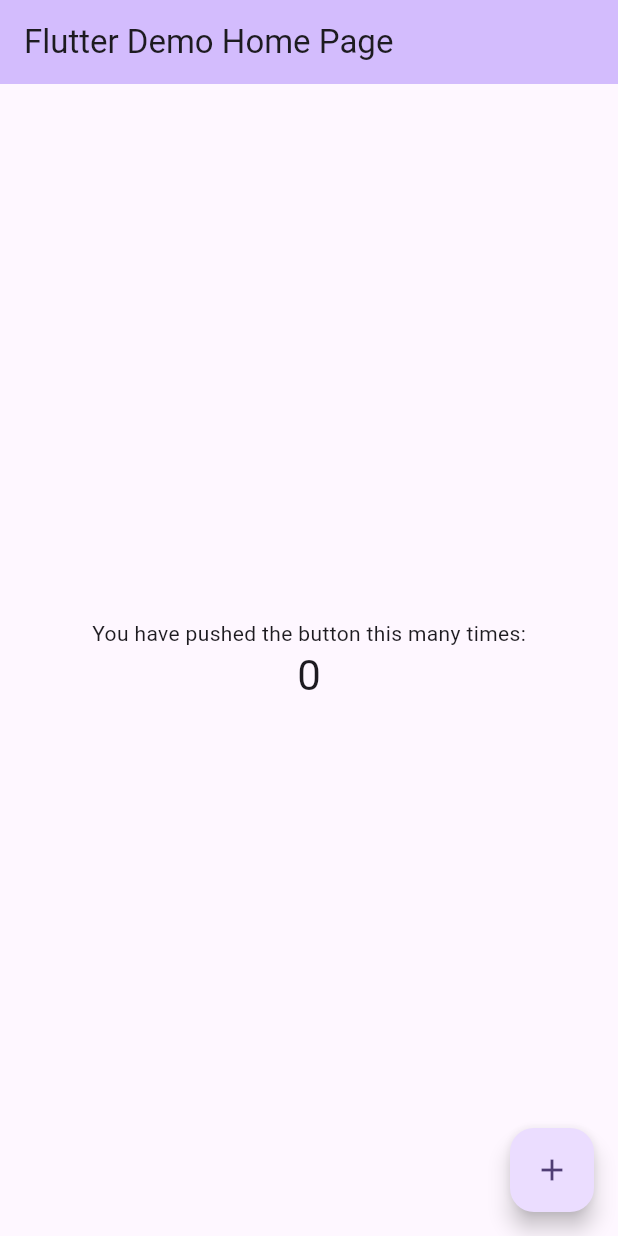
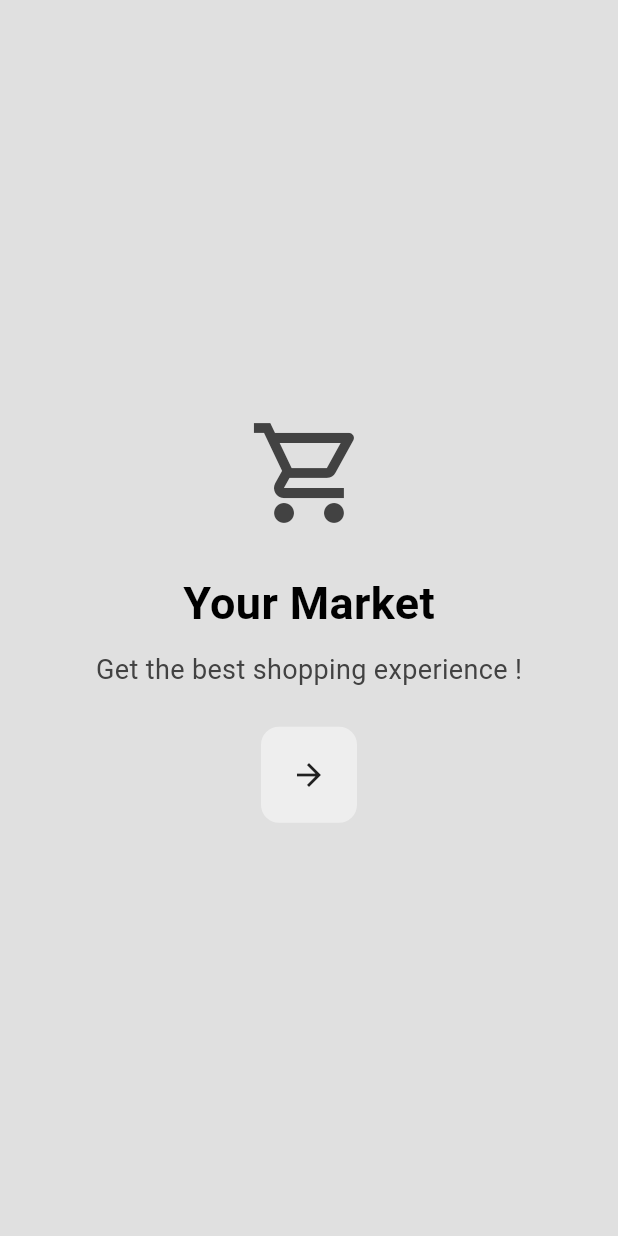
Before and after one commit to mojtabaSalama/shopApp, a Flutter app: the screen it shows after launch, on a phone screen of 412 x 824 dp. Run offline on Flutter 3.47's test engine with Material 3 defaults, Android fonts, the phone set to English and light mode, and no system bars.

Commit message:
intro page done

```diff
--- /dev/null
+++ b/lib/components/meterialButton.dart
@@ -0,0 +1,20 @@
+import 'package:flutter/material.dart';
+
+class MyButtun extends StatelessWidget {
+  final void Function() onTap;
+  final Widget child;
+  const MyButtun({super.key, required this.onTap, required this.child});
+
+  @override
+  Widget build(BuildContext context) {
+    return GestureDetector(
+      onTap: onTap,
+      child: Container(
+          decoration: BoxDecoration(
+              color: Theme.of(context).colorScheme.primary,
+              borderRadius: BorderRadius.circular(12)),
+          padding: const EdgeInsets.all(20),
+          child: child),
+    );
+  }
+}
--- a/lib/main.dart
+++ b/lib/main.dart
@@ -1,4 +1,6 @@
 import 'package:flutter/material.dart';
+import 'package:shop_app/pages/introPage.dart';
+import 'package:shop_app/theme/lightMode.dart';
 
 void main() {
   runApp(const MyApp());
@@ -7,119 +9,12 @@ void main() {
 class MyApp extends StatelessWidget {
   const MyApp({super.key});
 
-  // This widget is the root of your application.
   @override
   Widget build(BuildContext context) {
     return MaterialApp(
-      title: 'Flutter Demo',
-      theme: ThemeData(
-        // This is the theme of your application.
-        //
-        // TRY THIS: Try running your application with "flutter run". You'll see
-        // the application has a blue toolbar. Then, without quitting the app,
-        // try changing the seedColor in the colorScheme below to Colors.green
-        // and then invoke "hot reload" (save your changes or press the "hot
-        // reload" button in a Flutter-supported IDE, or press "r" if you used
-        // the command line to start the app).
-        //
-        // Notice that the counter didn't reset back to zero; the application
-        // state is not lost during the reload. To reset the state, use hot
-        // restart instead.
-        //
-        // This works for code too, not just values: Most code changes can be
-        // tested with just a hot reload.
-        colorScheme: ColorScheme.fromSeed(seedColor: Colors.deepPurple),
-        useMaterial3: true,
-      ),
-      home: const MyHomePage(title: 'Flutter Demo Home Page'),
+      debugShowCheckedModeBanner: false,
+      home: IntroPage(),
+      theme: lightMode,
     );
   }
 }
-
-class MyHomePage extends StatefulWidget {
-  const MyHomePage({super.key, required this.title});
-
-  // This widget is the home page of your application. It is stateful, meaning
-  // that it has a State object (defined below) that contains fields that affect
-  // how it looks.
-
-  // This class is the configuration for the state. It holds the values (in this
-  // case the title) provided by the parent (in this case the App widget) and
-  // used by the build method of the State. Fields in a Widget subclass are
-  // always marked "final".
-
-  final String title;
-
-  @override
-  State<MyHomePage> createState() => _MyHomePageState();
-}
-
-class _MyHomePageState extends State<MyHomePage> {
-  int _counter = 0;
-
-  void _incrementCounter() {
-    setState(() {
-      // This call to setState tells the Flutter framework that something has
-      // changed in this State, which causes it to rerun the build method below
-      // so that the display can reflect the updated values. If we changed
-      // _counter without calling setState(), then the build method would not be
-      // called again, and so nothing would appear to happen.
-      _counter++;
-    });
-  }
-
-  @override
-  Widget build(BuildContext context) {
-    // This method is rerun every time setState is called, for instance as done
-    // by the _incrementCounter method above.
-    //
-    // The Flutter framework has been optimized to make rerunning build methods
-    // fast, so that you can just rebuild anything that needs updating rather
-    // than having to individually change instances of widgets.
-    return Scaffold(
-      appBar: AppBar(
-        // TRY THIS: Try changing the color here to a specific color (to
-        // Colors.amber, perhaps?) and trigger a hot reload to see the AppBar
-        // change color while the other colors stay the same.
-        backgroundColor: Theme.of(context).colorScheme.inversePrimary,
-        // Here we take the value from the MyHomePage object that was created by
-        // the App.build method, and use it to set our appbar title.
-        title: Text(widget.title),
-      ),
-      body: Center(
-        // Center is a layout widget. It takes a single child and positions it
-        // in the middle of the parent.
-        child: Column(
-          // Column is also a layout widget. It takes a list of children and
-          // arranges them vertically. By default, it sizes itself to fit its
-          // children horizontally, and tries to be as tall as its parent.
-          //
-          // Column has various properties to control how it sizes itself and
-          // how it positions its children. Here we use mainAxisAlignment to
-          // center the children vertically; the main axis here is the vertical
-          // axis because Columns are vertical (the cross axis would be
-          // horizontal).
-          //
-          // TRY THIS: Invoke "debug painting" (choose the "Toggle Debug Paint"
-          // action in the IDE, or press "p" in the console), to see the
-          // wireframe for each widget.
-          mainAxisAlignment: MainAxisAlignment.center,
-          children: <Widget>[
-            const Text(
-              'You have pushed the button this many times:',
-            ),
-            Text(
-              '$_counter',
-              style: Theme.of(context).textTheme.headlineMedium,
-            ),
-          ],
-        ),
-      ),
-      floatingActionButton: FloatingActionButton(
-        onPressed: _incrementCounter,
-        tooltip: 'Increment',
-        child: const Icon(Icons.add),
-      ), // This trailing comma makes auto-formatting nicer for build methods.
-    );
-  }
-}
--- /dev/null
+++ b/lib/pages/introPage.dart
@@ -0,0 +1,45 @@
+import 'package:flutter/material.dart';
+import 'package:shop_app/components/meterialButton.dart';
+
+class IntroPage extends StatelessWidget {
+  const IntroPage({super.key});
+
+  @override
+  Widget build(BuildContext context) {
+    return Scaffold(
+      backgroundColor: Theme.of(context).colorScheme.background,
+      body: Center(
+        child: Column(
+          mainAxisAlignment: MainAxisAlignment.center,
+          children: [
+            Icon(
+              Icons.shopping_cart_outlined,
+              size: 80,
+              color: Theme.of(context).colorScheme.inversePrimary,
+            ),
+            const SizedBox(
+              height: 25,
+            ),
+            const Text(
+              "Your Market",
+              style: TextStyle(fontSize: 30, fontWeight: FontWeight.bold),
+            ),
+            const SizedBox(
+              height: 10,
+            ),
+            Text(
+              "Get the best shopping experience !",
+              style: TextStyle(
+                  fontSize: 18,
+                  color: Theme.of(context).colorScheme.inversePrimary),
+            ),
+            const SizedBox(
+              height: 25,
+            ),
+            MyButtun(onTap: () => {}, child: const Icon(Icons.arrow_forward))
+          ],
+        ),
+      ),
+    );
+  }
+}
--- /dev/null
+++ b/lib/theme/lightMode.dart
@@ -0,0 +1,9 @@
+import 'package:flutter/material.dart';
+
+ThemeData lightMode = ThemeData(
+    colorScheme: ColorScheme.light(
+  background: Colors.grey.shade300,
+  primary: Colors.grey.shade200,
+  secondary: Colors.white,
+  inversePrimary: Colors.grey.shade800,
+));
--- a/pubspec.yaml
+++ b/pubspec.yaml
@@ -32,13 +32,19 @@ dependencies:
     sdk: flutter
 
 
+
+
   # The following adds the Cupertino Icons font to your application.
   # Use with the CupertinoIcons class for iOS style icons.
   cupertino_icons: ^1.0.2
+  provider: ^6.1.2
+  http: ^1.1.0
+  jwt_decoder: ^2.0.1
 
 dev_dependencies:
   flutter_test:
     sdk: flutter
+
 
   # The "flutter_lints" package below contains a set of recommended lints to
   # encourage good coding practices. The lint set provided by the package is
```
Also changed, not shown: pubspec.lock.
